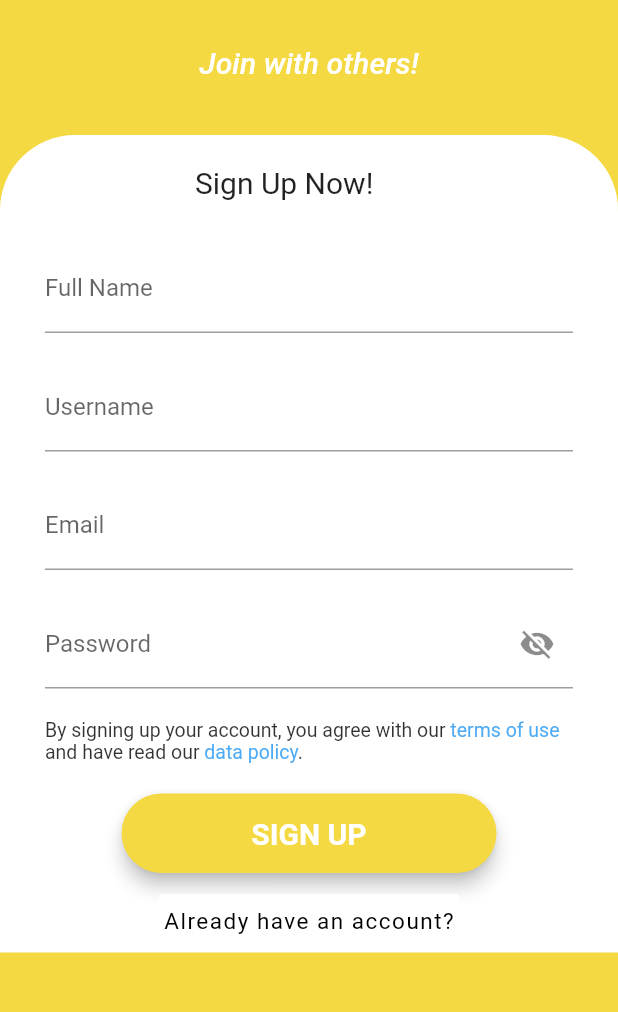
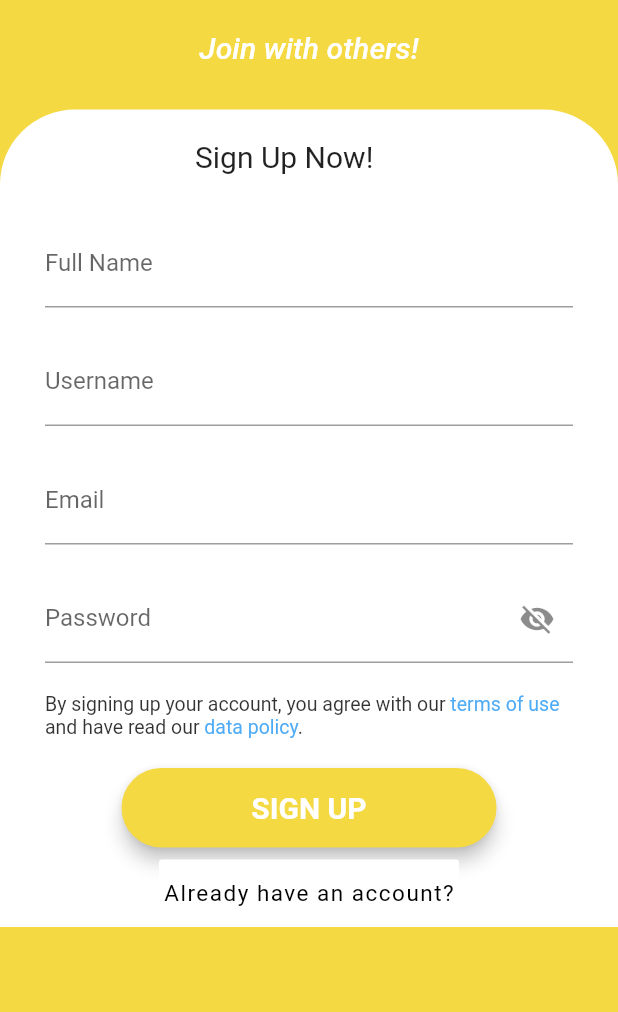
Before and after one commit to DipenaIndonesia/dipena_app_2.0, a Flutter app: the SignUp screen opened directly, on a phone screen of 412 x 824 dp, the part 210-1222 px from its top. Run offline on Flutter 3.47's test engine with Material 2 defaults, Android fonts, the phone set to English and light mode, and no system bars; our stand-ins replace font_awesome_flutter, image_picker, shared_preferences, titled_navigation_bar; accounts and stored records are empty; Roboto replaces fonts that are missing (Times New Roman).

Commit message:
Bottom Overload fix

```diff
--- a/lib/auth/sign_up.dart
+++ b/lib/auth/sign_up.dart
@@ -452,13 +452,17 @@
   @override
   Widget build(BuildContext context) {
     return Scaffold(
+      // resizeToAvoidBottomPadding: false,
       key: _scaffoldkey,
       backgroundColor: Color.fromRGBO(244, 217, 66, 4),
       body: ListView(
+        primary: true,
+        children: <Widget>[
+          ListView(
+            shrinkWrap: true,
+            physics: NeverScrollableScrollPhysics(),
             children: <Widget>[
               Column(
-            children: <Widget>[
-              Stack(
                 children: <Widget>[
                   Padding(
                     padding: const EdgeInsets.only(
@@ -475,7 +479,8 @@
                   Center(
                     child: Padding(
                       padding: const EdgeInsets.only(
-                        top: 170,
+                          // top: 170,
+                          top: 20
                           // left: 45,
                           ),
                       child: Text(
@@ -492,7 +497,8 @@
                   ),
                   Padding(
                     padding: const EdgeInsets.only(
-                      top: 230,
+                      top: 30,
+                      // top: 230,
                     ),
                     child: Form(
                       key: _key,
@@ -697,7 +703,8 @@
                                 },
                               ),
                             ),
-                            Container(
+                            Expanded(
+                              child: Container(
                                 padding: EdgeInsets.only(
                                   top: 8,
                                 ),
@@ -729,6 +736,7 @@
                                   },
                                 ),
                               ),
+                            ),
                           ],
                         ),
                       ),
```
Also changed, not shown: assets/images/phone_web_interface3.png (added), 1 other file. Lines whose indentation alone changed are shown as unchanged.
